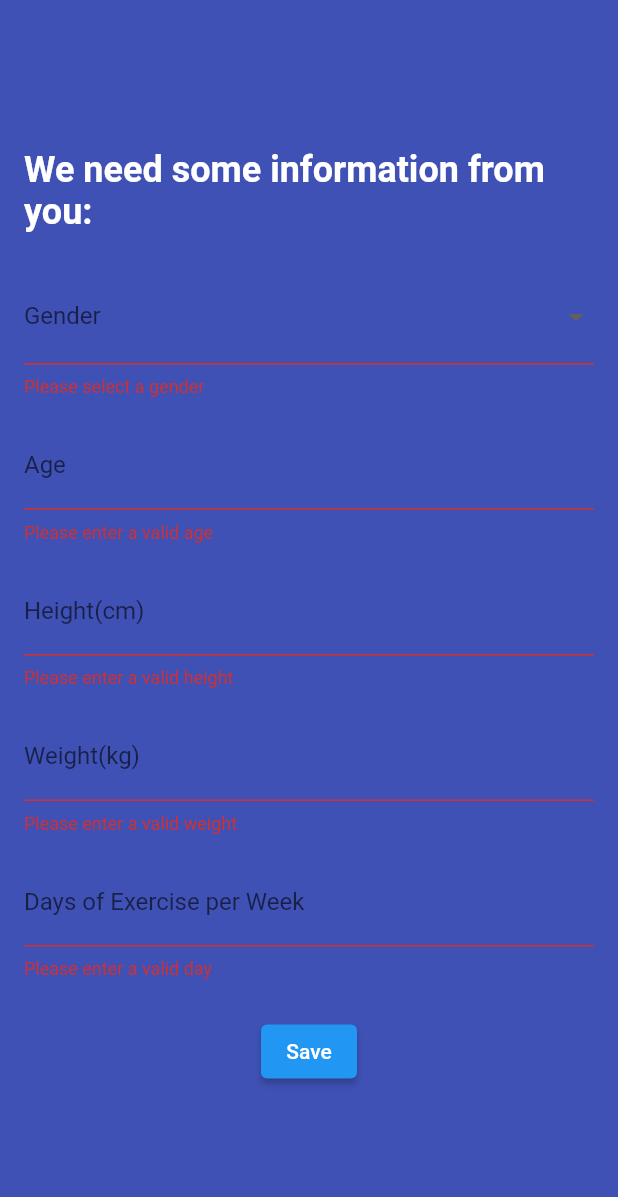
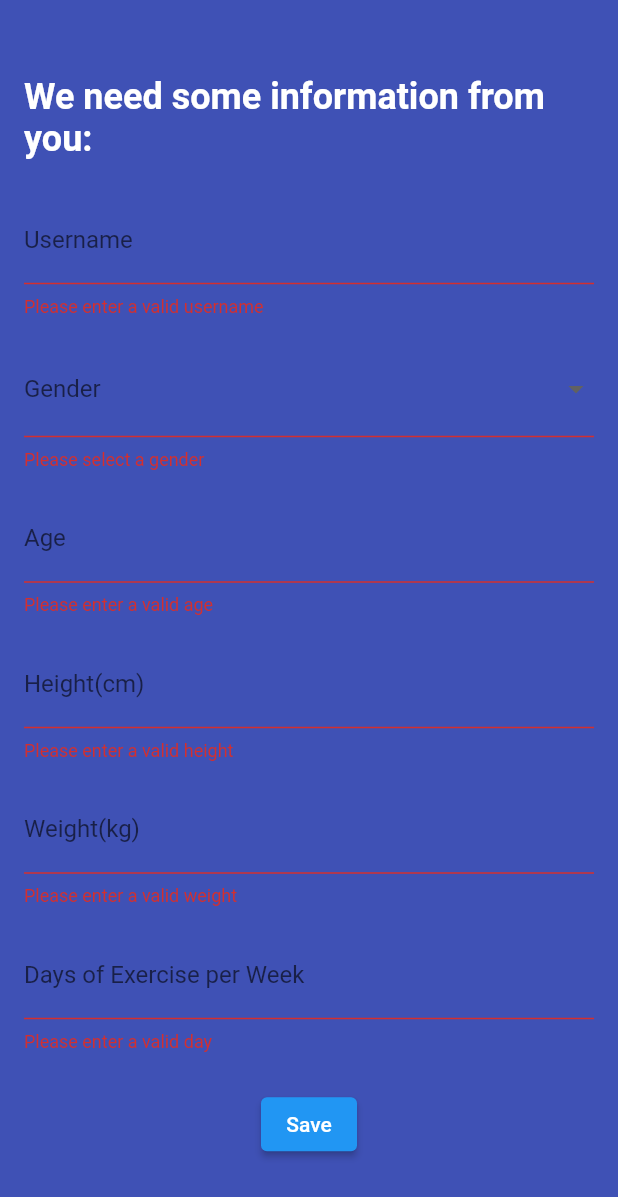
Before and after one commit to YasinSefa15/pain4gain, a Flutter app: the OnboardingScreen screen opened directly, after a tap on "Next", after a tap on "Save", on a phone screen of 412 x 824 dp. Shown: the top 1197 px of the screen. Run offline on Flutter 3.47's test engine with Material 2 defaults, Android fonts, the phone set to English and light mode, and no system bars; our stand-ins replace shared_preferences; accounts and stored records are empty.

Commit message:
-Registration page updated. -Profile page updated

```diff
--- a/lib/pages/registration_page/RegistrationPage.dart
+++ b/lib/pages/registration_page/RegistrationPage.dart
@@ -44,11 +44,13 @@ class OnboardingScreen extends StatefulWidget {
 
 class _OnboardingScreenState extends State<OnboardingScreen> {
   final PageController _pageController = PageController();
+  final TextEditingController _usernameController = TextEditingController();
   final TextEditingController _ageController = TextEditingController();
   final TextEditingController _heightController = TextEditingController();
   final TextEditingController _weightController = TextEditingController();
   final TextEditingController _exerciseDaysController = TextEditingController();
   String? _selectedGender;
+  bool _showUsernameError = false;
   bool _showGenderError = false;
   bool _showAgeError = false;
   bool _showHeightError = false;
@@ -57,6 +59,7 @@ class _OnboardingScreenState extends State<OnboardingScreen> {
 
   @override
   void dispose() {
+    _usernameController.dispose();
     _pageController.dispose();
     _ageController.dispose();
     _heightController.dispose();
@@ -74,6 +77,10 @@ class _OnboardingScreenState extends State<OnboardingScreen> {
 
   bool _validateForm() {
     setState(() {
+      _showUsernameError = _usernameController.text.isEmpty ||
+          int.tryParse(_ageController.text) == null ||
+          int.parse(_ageController.text) < 8 ||
+          int.parse(_ageController.text) > 16;
       _showGenderError = _selectedGender == null;
       _showAgeError = _ageController.text.isEmpty ||
           int.tryParse(_ageController.text) == null ||
@@ -93,7 +100,8 @@ class _OnboardingScreenState extends State<OnboardingScreen> {
           int.parse(_exerciseDaysController.text) > 7;
     });
 
-    return !_showGenderError &&
+    return !_showUsernameError &&
+        !_showGenderError &&
         !_showAgeError &&
         !_showHeightError &&
         !_showWeightError &&
@@ -150,6 +158,15 @@ class _OnboardingScreenState extends State<OnboardingScreen> {
                 color: Colors.white),
           ),
           SizedBox(height: 24),
+          TextFormField(
+            controller: _usernameController,
+            keyboardType: TextInputType.number,
+            decoration: InputDecoration(
+              labelText: 'Username',
+              errorText: _showUsernameError ? 'Please enter a valid username' : null,
+            ),
+          ),
+          SizedBox(height: 16),
           DropdownButtonFormField<String>(
             value: _selectedGender,
             onChanged: (value) {
```
Also changed, not shown: lib/pages/profile_page/ProfilePage.dart (+54 -4 lines), pubspec.lock.
